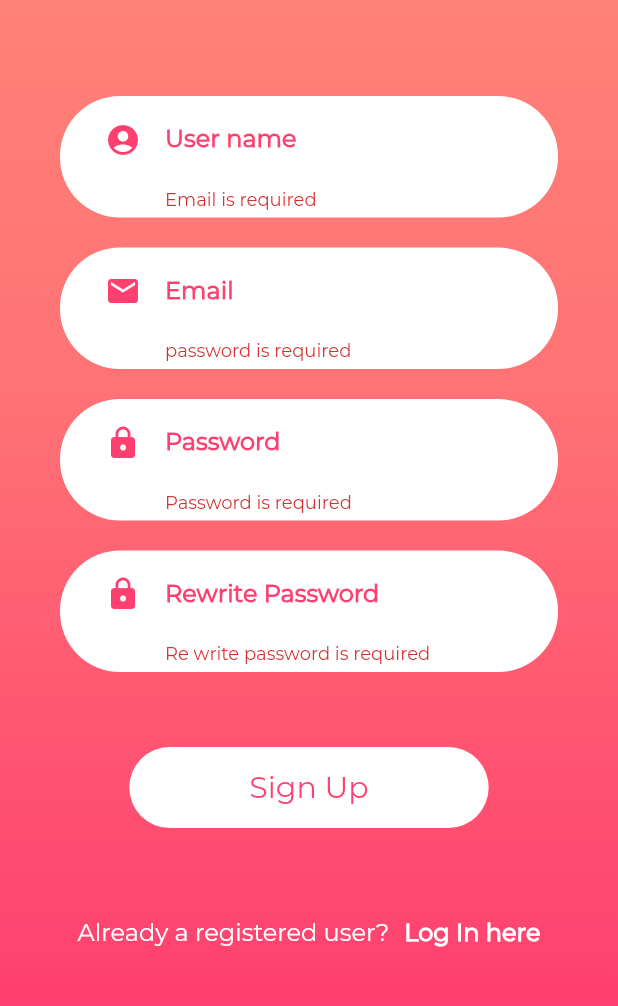
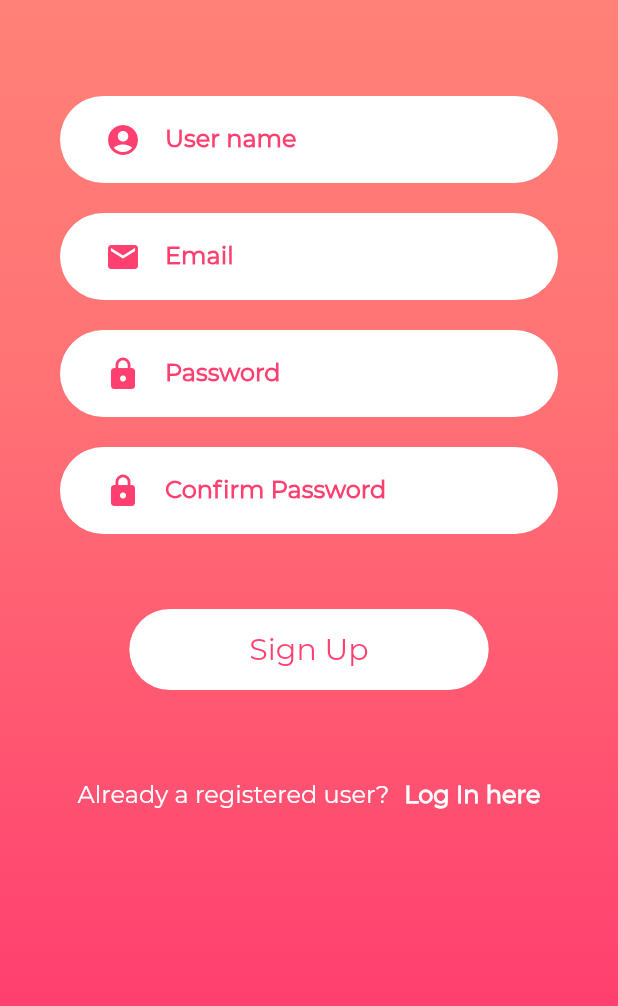
Before and after one commit to Singh-Shivani/Food_Lab, a Flutter app: the LoginPage screen opened directly, after a tap on "Sign Up here", on a phone screen of 412 x 824 dp, the part 228-1234 px from its top. Run offline on Flutter 3.47's test engine with Material 2 defaults, Android fonts, the phone set to English and light mode, and no system bars; our stand-ins replace cloud_firestore, curved_navigation_bar, firebase_auth, firebase_storage, image_cropper, image_picker; accounts and stored records are empty; network calls fail.

```diff
--- a/lib/model/food.dart
+++ b/lib/model/food.dart
@@ -1,7 +1,7 @@
 import 'package:cloud_firestore/cloud_firestore.dart';
 
 class Food {
-  String id;
+//  String id;
   String name;
   String img;
   String caption;
@@ -9,7 +9,7 @@ class Food {
 
   Food();
   Food.fromMap(Map<String, dynamic> data) {
-    id = data['id'];
+//    id = data['id'];
     name = data['name'];
     img = data['img'];
     caption = data['caption'];
--- a/lib/screens/add_post.dart
+++ b/lib/screens/add_post.dart
@@ -6,8 +6,6 @@ import 'package:foodlab/screens/upload_image.dart';
 import 'package:image_picker/image_picker.dart';
 import 'package:image_cropper/image_cropper.dart';
 import 'package:foodlab/model/food.dart';
-
-import 'home_page.dart';
 
 class ImageCapture extends StatefulWidget {
   @override
--- a/lib/screens/login_signup_page.dart
+++ b/lib/screens/login_signup_page.dart
@@ -63,7 +63,8 @@ class _LoginPageState extends State<LoginPage> {
             keyboardType: TextInputType.emailAddress,
             validator: (String value) {
               if (value.isEmpty) {
-                return "Email is required";
+//                return "Email is required";
+                print('Email is required');
               }
               return null;
             },
@@ -99,7 +100,8 @@ class _LoginPageState extends State<LoginPage> {
             obscureText: true,
             validator: (String value) {
               if (value.isEmpty) {
-                return "password is required";
+//                return "Password is required";
+                print("Password is required");
               }
               return null;
             },
@@ -199,7 +201,8 @@ class _LoginPageState extends State<LoginPage> {
             keyboardType: TextInputType.emailAddress,
             validator: (String value) {
               if (value.isEmpty) {
-                return "User name is required";
+//                return "User name is required";
+                print("User name is required");
               }
               return null;
             },
@@ -234,7 +237,8 @@ class _LoginPageState extends State<LoginPage> {
           child: TextFormField(
             validator: (String value) {
               if (value.isEmpty) {
-                return "Email is required";
+//                return "Email is required";
+                print("Email is required");
               }
               return null;
             },
@@ -272,7 +276,8 @@ class _LoginPageState extends State<LoginPage> {
             controller: _passwordController,
             validator: (String value) {
               if (value.isEmpty) {
-                return "Password is required";
+//                return "Password is required";
+                print("Password is required");
               }
               return null;
             },
@@ -308,10 +313,12 @@ class _LoginPageState extends State<LoginPage> {
           child: TextFormField(
             validator: (String value) {
               if (value.isEmpty) {
-                return "Re write password is required";
+//                return "Confirm password is required";
+                print("Confirm password is required");
               }
               if (_passwordController.text != value) {
-                return "Write Correct Password";
+//                return "Write Correct Password";
+                print("Write Correct Password");
               }
               return null;
             },
@@ -320,7 +327,7 @@ class _LoginPageState extends State<LoginPage> {
             cursorColor: Color.fromRGBO(255, 63, 111, 1),
             decoration: InputDecoration(
               border: InputBorder.none,
-              hintText: 'Rewrite Password',
+              hintText: 'Confirm Password',
               hintStyle: TextStyle(
                 fontWeight: FontWeight.bold,
                 color: Color.fromRGBO(255, 63, 111, 1),
```
Also changed, not shown: lib/api/food_api.dart (+23 -10 lines), lib/model/user.dart (+17 -1 lines).
